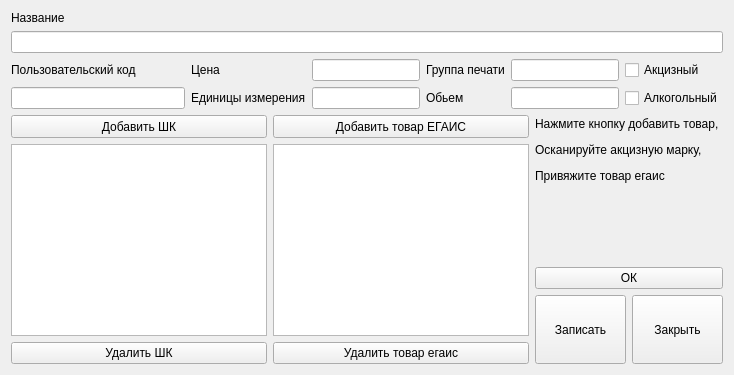
The window that goods_card.ui (shmuft/goods) describes before a commit, drawn with Qt 5.
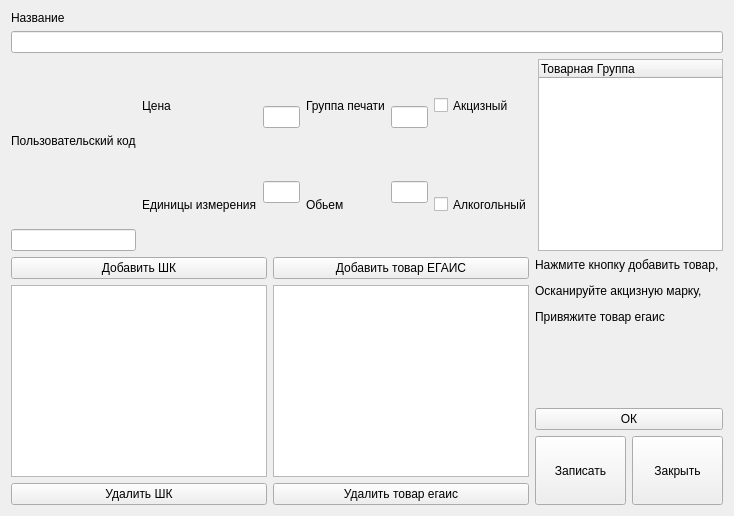
The same window after the commit.

The edit to the form file:
```diff
--- a/goods_card.ui
+++ b/goods_card.ui
@@ -371,6 +371,24 @@
          </item>
         </layout>
        </item>
+       <item>
+        <widget class="QTreeWidget" name="goodsGroup">
+         <property name="sizePolicy">
+          <sizepolicy hsizetype="Expanding" vsizetype="Fixed">
+           <horstretch>0</horstretch>
+           <verstretch>0</verstretch>
+          </sizepolicy>
+         </property>
+         <property name="columnCount">
+          <number>1</number>
+         </property>
+         <column>
+          <property name="text">
+           <string>Товарная Группа</string>
+          </property>
+         </column>
+        </widget>
+       </item>
       </layout>
      </item>
     </layout>
```
